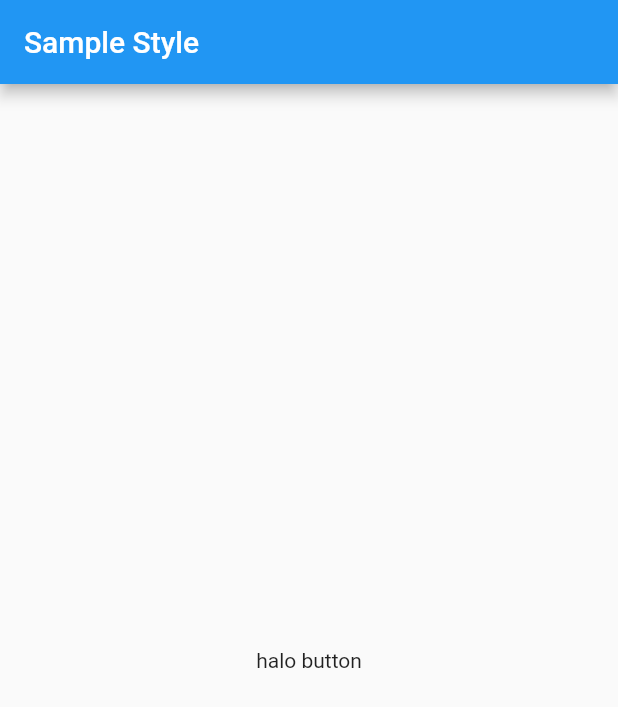
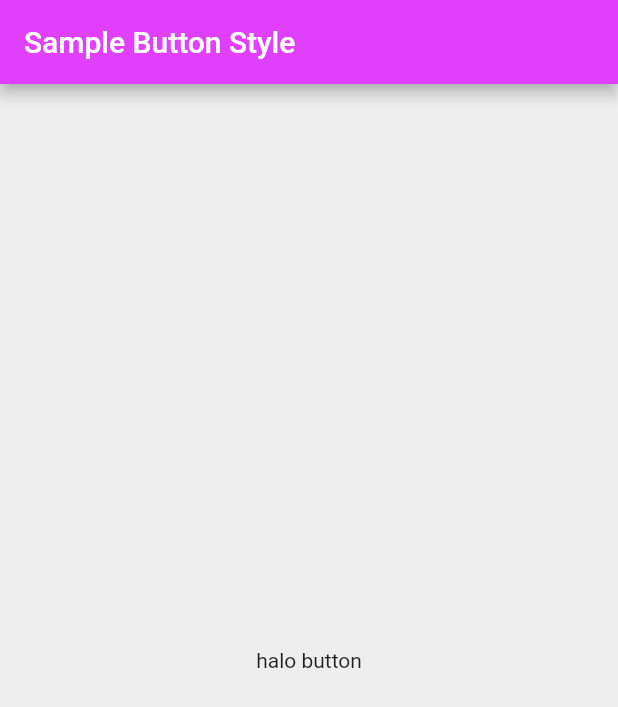
Before and after one commit to triyono777/sample_button, a Flutter app: the screen it shows after launch, on a phone screen of 412 x 824 dp. Shown: the top 707 px of the screen. Run offline on Flutter 3.47's test engine with Material 2 defaults, Android fonts, the phone set to English and light mode, and no system bars.

Commit message:
add library

```diff
--- a/lib/main.dart
+++ b/lib/main.dart
@@ -8,10 +8,17 @@ class MyApp extends StatelessWidget {
     return MaterialApp(
       home: Scaffold(
         appBar: AppBar(
-          title: Text('Sample Style'),
+          title: Text('Sample Button Style'),
+          backgroundColor: Colors.purpleAccent[200],
         ),
+        backgroundColor: Colors.grey[200],
         body: Center(
-          child: Text('halo button'),
+          child: Column(
+            mainAxisAlignment: MainAxisAlignment.center,
+            children: <Widget>[
+              Text('halo button'),
+            ],
+          ),
         ),
       ),
     );
```
Also changed, not shown: lib/custom_button.dart (added, +13 -0 lines), pubspec.yaml (+1 -6 lines), pubspec.lock.
